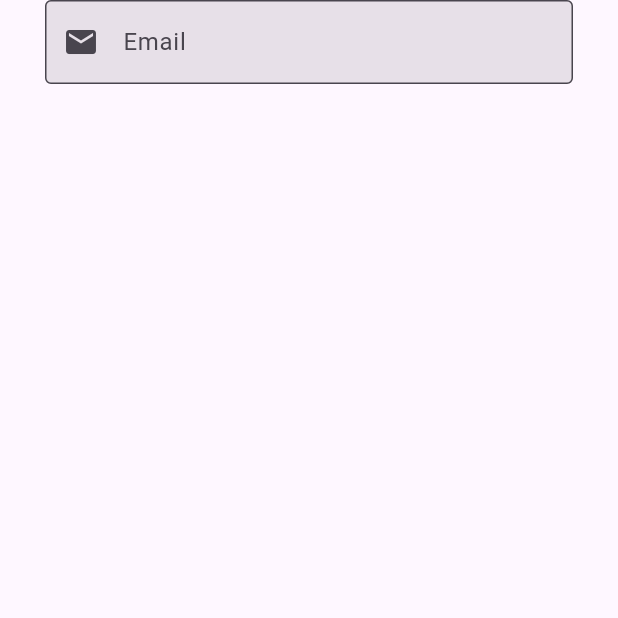
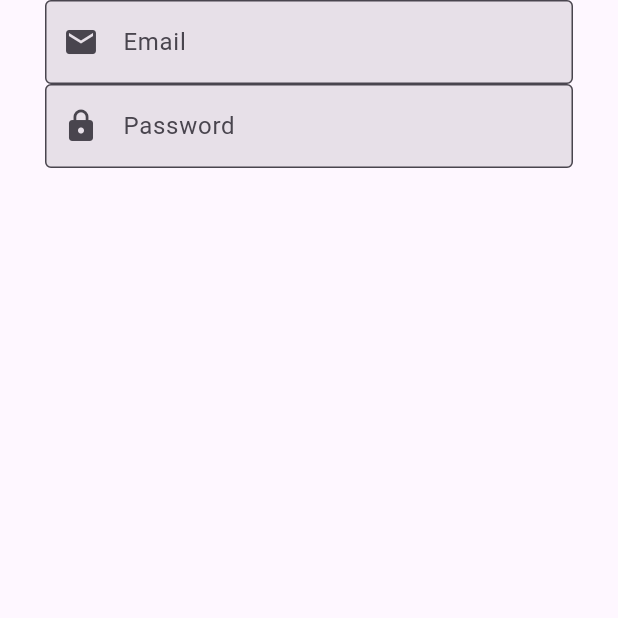
Before and after one commit to LukaszWalencik/fb_auth_provider, a Flutter app: the SigninPage screen opened by its route, on a phone screen of 412 x 824 dp, the top half of it. Run offline on Flutter 3.47's test engine with Material 2 defaults, Android fonts, the phone set to English and light mode, and no system bars; our stand-ins replace cloud_firestore, equatable, firebase_auth, firebase_core, validators; accounts and stored records are empty.

Commit message:
Add TextFormField for password

```diff
--- a/lib/pages/signin_page.dart
+++ b/lib/pages/signin_page.dart
@@ -50,6 +50,27 @@ class _SigninPageState extends State<SigninPage> {
                         _email = value;
                       },
                     ),
+                    TextFormField(
+                      obscureText: true,
+                      decoration: InputDecoration(
+                        border: OutlineInputBorder(),
+                        filled: true,
+                        labelText: 'Password',
+                        prefixIcon: Icon(Icons.lock),
+                      ),
+                      validator: (String? value) {
+                        if (value == null || value.trim().isEmpty) {
+                          return 'Password is required';
+                        }
+                        if (value.trim().length < 6) {
+                          return 'Password must be at least 6 characters long';
+                        }
+                        return null;
+                      },
+                      onSaved: (String? value) {
+                        _password = value;
+                      },
+                    ),
                   ],
                 )),
           ),
```
